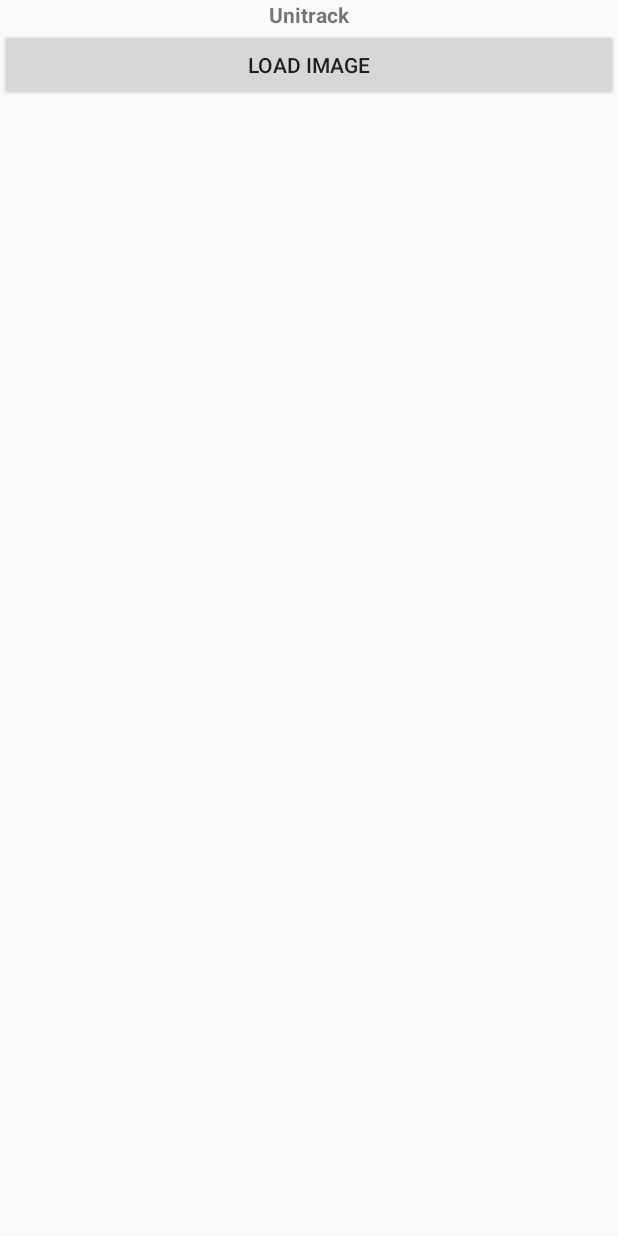
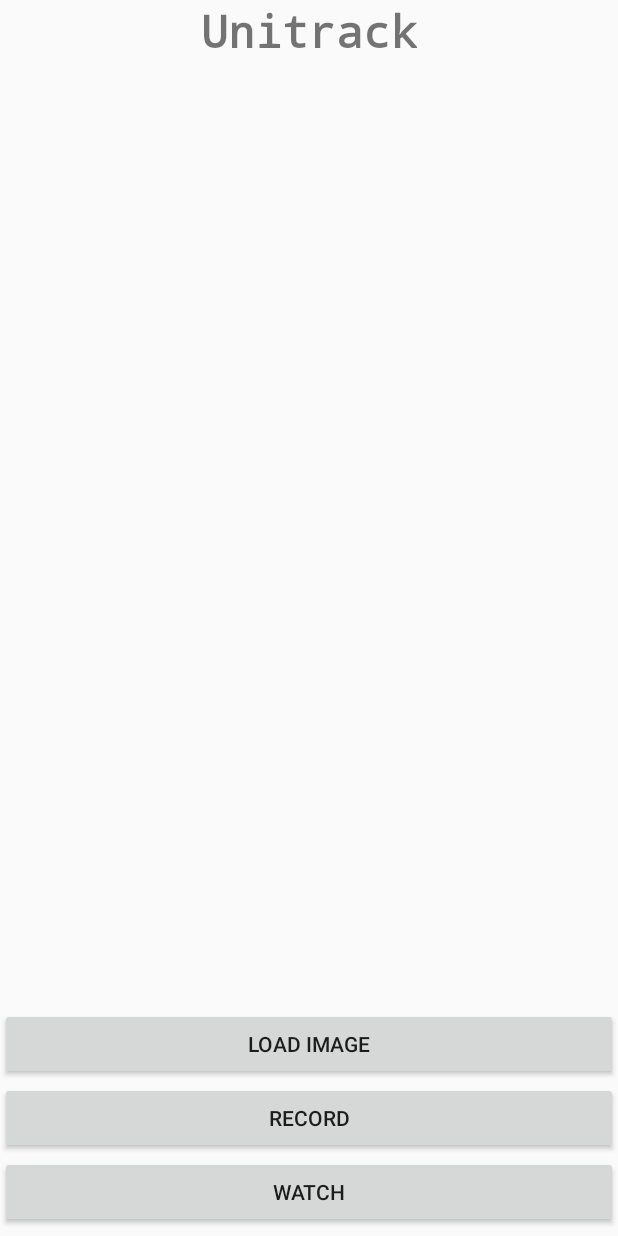
Before and after one commit to S1mS1ngh/Unitrack, an Android app: the screen it shows after launch (MainActivity), on a phone screen of 412 x 824 dp. Run offline under Robolectric (Android 15) with nearby library versions, the phone set to English and light mode, and no system bars; our stand-ins replace Picasso; pictures from the network do not load.

Commit message:
Add Camera and Watch buttons, camera works but watch is still in the works

```diff
--- a/UnitrackApp/app/src/main/AndroidManifest.xml
+++ b/UnitrackApp/app/src/main/AndroidManifest.xml
@@ -3,6 +3,10 @@
     package="com.example.unitrack">
 
     <uses-permission android:name="android.permission.INTERNET" />
+
+    <uses-feature
+        android:name="android.hardware.camera2"
+        android:required="true" />
 
     <application
         android:allowBackup="true"
@@ -11,6 +15,7 @@
         android:roundIcon="@mipmap/ic_launcher_round"
         android:supportsRtl="true"
         android:theme="@style/AppTheme">
+        <activity android:name=".playVideo" />
         <activity android:name=".MainActivity">
             <intent-filter>
                 <action android:name="android.intent.action.MAIN" />
--- a/UnitrackApp/app/src/main/res/layout/activity_main.xml
+++ b/UnitrackApp/app/src/main/res/layout/activity_main.xml
@@ -10,20 +10,10 @@
         android:layout_width="wrap_content"
         android:layout_height="wrap_content"
         android:layout_gravity="center_horizontal"
-        android:text="Unitrack"
+        android:fontFamily="monospace"
+        android:text="@string/unitrack"
+        android:textSize="30sp"
         android:textStyle="bold" />
-
-    <Button
-        android:id="@+id/loadimage"
-        android:layout_width="match_parent"
-        android:layout_height="wrap_content"
-        android:text="Load Image" />
-
-    <TextView
-        android:id="@+id/sourceuri"
-        android:layout_width="match_parent"
-        android:layout_height="wrap_content"
-        android:layout_gravity="center_horizontal" />
 
     <!-- <ImageView
         android:id="@+id/Unitrackimage"
@@ -46,17 +36,54 @@
             android:layout_height="wrap_content"
             android:adjustViewBounds="true"
             android:background="@android:color/background_dark"
-            android:scaleType="centerInside" />
+            android:scaleType="centerInside"
+            android:contentDescription="@string/resulting_image" />
         <ImageView
             android:id="@+id/drawingpane"
             android:layout_width="match_parent"
             android:layout_height="wrap_content"
             android:adjustViewBounds="true"
             android:scaleType="centerInside"
-            android:layout_alignLeft="@id/result"
+            android:layout_alignStart="@id/result"
             android:layout_alignTop="@id/result"
-            android:layout_alignRight="@id/result"
-            android:layout_alignBottom="@id/result"/>
+            android:layout_alignEnd="@id/result"
+            android:layout_alignBottom="@id/result"
+            android:contentDescription="@string/drawing_panel" />
+
+        <TextView
+            android:id="@+id/sourceuri"
+            android:layout_width="match_parent"
+            android:layout_height="wrap_content"
+            android:layout_above="@+id/loadimage"
+            android:layout_gravity="center_horizontal"
+            android:layout_marginBottom="5dp" />
+
+        <Button
+            android:id="@+id/loadimage"
+            android:layout_width="match_parent"
+            android:layout_height="wrap_content"
+            android:layout_above="@+id/Record"
+            android:layout_marginBottom="1dp"
+            android:text="@string/load_image" />
+
+        <Button
+            android:id="@+id/Record"
+            android:layout_width="match_parent"
+            android:layout_height="wrap_content"
+            android:layout_above="@+id/Watch"
+            android:layout_marginBottom="1dp"
+            android:onClick="Record"
+            android:text="@string/record" />
+
+        <Button
+            android:id="@+id/Watch"
+            android:layout_width="match_parent"
+            android:layout_height="wrap_content"
+            android:layout_alignParentBottom="true"
+            android:layout_marginBottom="5dp"
+            android:onClick="Watch"
+            android:text="@string/watch" />
+
     </RelativeLayout>
 
 
--- a/UnitrackApp/app/src/main/res/values/strings.xml
+++ b/UnitrackApp/app/src/main/res/values/strings.xml
@@ -1,3 +1,9 @@
 <resources>
     <string name="app_name">Unitrack</string>
+    <string name="unitrack">Unitrack</string>
+    <string name="load_image">Load Image</string>
+    <string name="record">Record</string>
+    <string name="watch">Watch</string>
+    <string name="drawing_panel">Drawing panel</string>
+    <string name="resulting_image">Resulting Image</string>
 </resources>
```
Also changed, not shown: UnitrackApp/app/src/main/java/com/example/unitrack/MainActivity.java (+29 -5 lines), UnitrackApp/app/src/main/java/com/example/unitrack/playVideo.java (added, +23 -0 lines), UnitrackApp/app/src/main/res/layout/activity_play_video.xml (added, +17 -0 lines).
